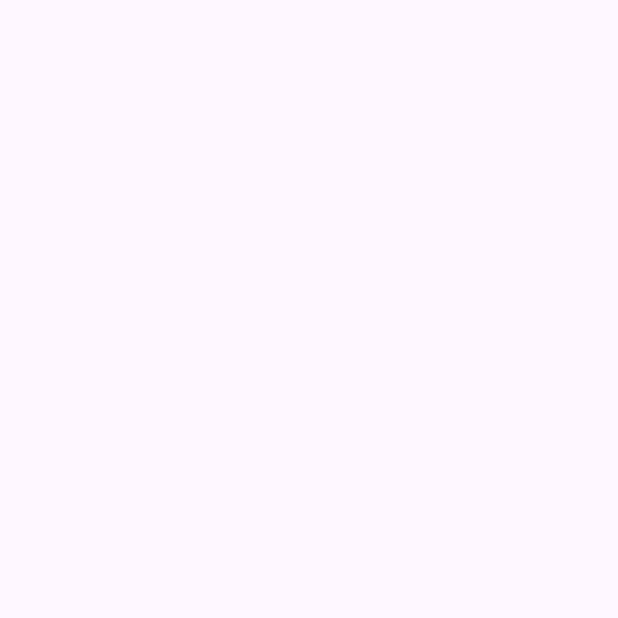
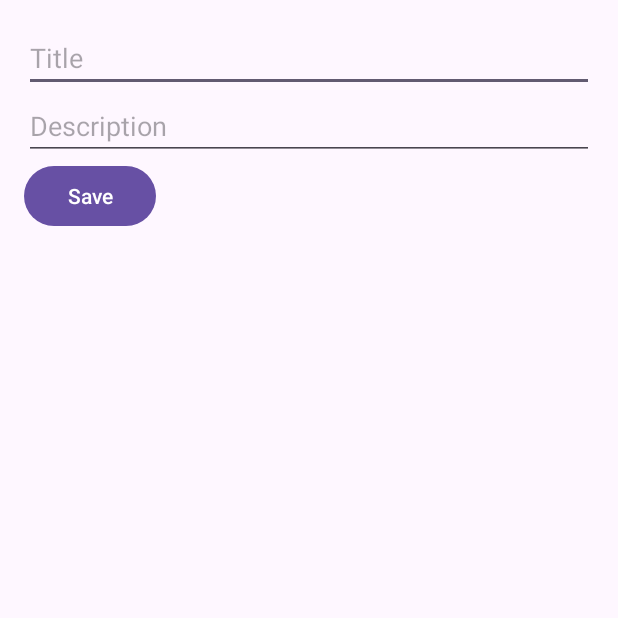
Before and after one commit to caesariodito/fullstack-todo-app, an Android app: the TodoDetailActivity screen opened directly, with no data from a screen before it, on a phone screen of 412 x 824 dp, the top half of it. Before the commit the part shown is empty. Run offline under Robolectric (Android 15) with nearby library versions, the phone set to English and light mode, and no system bars.

Commit message:
featfe): add edit function inside the detail view
PS: It is not the best practice yet

```diff
--- a/fe-todo/app/src/main/java/com/sesar/fe_todo/adapter/TodoAdapter.kt
+++ b/fe-todo/app/src/main/java/com/sesar/fe_todo/adapter/TodoAdapter.kt
@@ -10,7 +10,6 @@ import com.sesar.fe_todo.model.Todo
 import com.sesar.fe_todo.view.TodoDetailActivity
 
 class TodoAdapter(
-    private val onEdit: (Todo) -> Unit,
     private val onDelete: (Todo) -> Unit
 ) : RecyclerView.Adapter<TodoAdapter.TodoViewHolder>() {
 
@@ -45,7 +44,6 @@ class TodoAdapter(
                 context.startActivity(intent)
             }
 
-//            binding.editButton.setOnClickListener { onEdit(todo) }
             binding.deleteButton.setOnClickListener { onDelete(todo) }
         }
     }
--- a/fe-todo/app/src/main/java/com/sesar/fe_todo/network/RetrofitInstance.kt
+++ b/fe-todo/app/src/main/java/com/sesar/fe_todo/network/RetrofitInstance.kt
@@ -6,7 +6,8 @@ import retrofit2.converter.gson.GsonConverterFactory
 object RetrofitInstance {
     // Use 10.0.2.2 to refer to localhost on the host machine from the Android emulator
 //    private const val BASE_URL = "http://10.0.2.2:8080/api/"
-    private const val BASE_URL = "http://192.168.1.12:8080/api/"
+//    private const val BASE_URL = "http://192.168.1.2:8080/api/"
+    private const val BASE_URL = "http://18.205.245.195:8080/api/" // public deployed API
 
     val api: TodoApiService by lazy {
         Retrofit.Builder()
--- a/fe-todo/app/src/main/java/com/sesar/fe_todo/repository/TodoRepository.kt
+++ b/fe-todo/app/src/main/java/com/sesar/fe_todo/repository/TodoRepository.kt
@@ -27,7 +27,7 @@ class TodoRepository {
         }
     }
 
-    suspend fun createTodo(todo: Todo): Todo {
+    suspend fun createTodo(todo: Todo) : Todo {
         return try {
             api.createTodo(todo)
         } catch (e: Exception) {
@@ -36,7 +36,7 @@ class TodoRepository {
         }
     }
 
-    suspend fun updateTodo(id: Long, todo: Todo): Todo {
+    suspend fun updateTodo(id: Long, todo: Todo) : Todo {
         return try {
             api.updateTodo(id, todo)
         } catch (e: Exception) {
--- a/fe-todo/app/src/main/java/com/sesar/fe_todo/view/TodoDetailActivity.kt
+++ b/fe-todo/app/src/main/java/com/sesar/fe_todo/view/TodoDetailActivity.kt
@@ -1,39 +1,56 @@
 package com.sesar.fe_todo.view
 
-import android.os.Build
 import android.os.Bundle
+import android.widget.Button
+import android.widget.EditText
 import androidx.appcompat.app.AppCompatActivity
 import androidx.lifecycle.ViewModelProvider
-import com.sesar.fe_todo.databinding.ActivityTodoDetailBinding
+import com.sesar.fe_todo.R
 import com.sesar.fe_todo.model.Todo
-import com.sesar.fe_todo.viewmodel.TodoDetailViewModel
+import com.sesar.fe_todo.viewmodel.TodoViewModel
+import kotlinx.coroutines.runBlocking
 
 class TodoDetailActivity : AppCompatActivity() {
 
-    private lateinit var binding: ActivityTodoDetailBinding
-    private lateinit var viewModel: TodoDetailViewModel
+    private lateinit var homeViewModel: TodoViewModel
+    private lateinit var editTextTitle: EditText
+    private lateinit var editTextDescription: EditText
+    private lateinit var buttonSave: Button
+    private var todoId: Long? = null
 
     override fun onCreate(savedInstanceState: Bundle?) {
         super.onCreate(savedInstanceState)
-        binding = ActivityTodoDetailBinding.inflate(layoutInflater)
-        setContentView(binding.root)
+        setContentView(R.layout.activity_todo_detail)
 
-        viewModel = ViewModelProvider(this).get(TodoDetailViewModel::class.java)
+        editTextTitle = findViewById(R.id.editTextTitle)
+        editTextDescription = findViewById(R.id.editTextDescription)
+        buttonSave = findViewById(R.id.buttonSave)
 
-        val todoId: Long = if (Build.VERSION.SDK_INT >= Build.VERSION_CODES.TIRAMISU) {
-            intent.getLongExtra("todo_id", 0L)
-        } else {
-            @Suppress("DEPRECATION")
-            intent.getLongExtra("todo_id", 0L)
+        homeViewModel = ViewModelProvider(this)[TodoViewModel::class.java]
+
+        todoId = intent.getLongExtra("todo_id", -1)
+        if (todoId != -1L) {
+            homeViewModel.getTodoById(todoId!!).observe(this) { todo ->
+                editTextTitle.setText(todo.title)
+                editTextDescription.setText(todo.description)
+            }
         }
 
-        viewModel.fetchTodoDetail(todoId)
+        buttonSave.setOnClickListener {
+            runBlocking {
+                saveTodo()
+                finish()
+            }
+        }
+    }
 
-        viewModel.todo.observe(this, { todo ->
-            if (todo != null) {
-                binding.todoTitle.text = todo.title
-                binding.todoDescription.text = todo.description
-            }
-        })
+    private suspend fun saveTodo() {
+        val title = editTextTitle.text.toString()
+        val description = editTextDescription.text.toString()
+
+        if (todoId != null && todoId != -1L) {
+            val updatedTodo = Todo(todoId!!, title, description, "", "")
+            homeViewModel.updateTodo(updatedTodo)
+        }
     }
 }
--- a/fe-todo/app/src/main/java/com/sesar/fe_todo/viewmodel/TodoDetailViewModel.kt
+++ /dev/null
@@ -1,30 +0,0 @@
-package com.sesar.fe_todo.viewmodel
-
-import android.app.Application
-import android.util.Log
-import androidx.lifecycle.AndroidViewModel
-import androidx.lifecycle.LiveData
-import androidx.lifecycle.MutableLiveData
-import androidx.lifecycle.viewModelScope
-import com.sesar.fe_todo.model.Todo
-import com.sesar.fe_todo.repository.TodoRepository
-import kotlinx.coroutines.launch
-
-class TodoDetailViewModel(application: Application) : AndroidViewModel(application) {
-
-    private val repository = TodoRepository()
-
-    private val _todo = MutableLiveData<Todo>()
-    val todo: LiveData<Todo> get() = _todo
-
-    fun fetchTodoDetail(id: Long) {
-        viewModelScope.launch {
-            try {
-                val fetchedTodo = repository.getTodoById(id)
-                _todo.postValue(fetchedTodo)
-            } catch (e: Exception) {
-                Log.e("TodoDetailViewModel", "Error fetching todo detail", e)
-            }
-        }
-    }
-}
--- a/fe-todo/app/src/main/res/layout/activity_todo_detail.xml
+++ b/fe-todo/app/src/main/res/layout/activity_todo_detail.xml
@@ -1,32 +1,25 @@
 <?xml version="1.0" encoding="utf-8"?>
-<layout xmlns:android="http://schemas.android.com/apk/res/android"
-    xmlns:app="http://schemas.android.com/apk/res-auto"
-    xmlns:tools="http://schemas.android.com/tools">
+<LinearLayout xmlns:android="http://schemas.android.com/apk/res/android"
+    android:layout_width="match_parent"
+    android:layout_height="match_parent"
+    android:orientation="vertical"
+    android:padding="16dp">
 
-    <data>
-        <variable
-            name="viewModel"
-            type="com.sesar.fe_todo.viewmodel.TodoDetailViewModel" />
-    </data>
+    <EditText
+        android:id="@+id/editTextTitle"
+        android:layout_width="match_parent"
+        android:layout_height="wrap_content"
+        android:hint="Title" />
 
-    <LinearLayout
+    <EditText
+        android:id="@+id/editTextDescription"
         android:layout_width="match_parent"
-        android:layout_height="match_parent"
-        android:orientation="vertical"
-        android:padding="16dp"
-        tools:context=".TodoDetailActivity">
+        android:layout_height="wrap_content"
+        android:hint="Description" />
 
-        <TextView
-            android:id="@+id/todoTitle"
-            android:layout_width="wrap_content"
-            android:layout_height="wrap_content"
-            android:textSize="20sp"
-            android:textStyle="bold" />
-
-        <TextView
-            android:id="@+id/todoDescription"
-            android:layout_width="wrap_content"
-            android:layout_height="wrap_content"
-            android:layout_marginTop="8dp" />
-    </LinearLayout>
-</layout>
+    <Button
+        android:id="@+id/buttonSave"
+        android:layout_width="wrap_content"
+        android:layout_height="wrap_content"
+        android:text="Save" />
+</LinearLayout>
--- a/fe-todo/app/src/main/res/xml/network_security_config.xml
+++ b/fe-todo/app/src/main/res/xml/network_security_config.xml
@@ -1,6 +1,6 @@
 <?xml version="1.0" encoding="utf-8"?>
 <network-security-config>
     <domain-config cleartextTrafficPermitted="true">
-        <domain includeSubdomains="true">192.168.1.12</domain>
+        <domain includeSubdomains="true">18.205.245.195</domain>
     </domain-config>
 </network-security-config>
```
Also changed, not shown: fe-todo/app/src/main/java/com/sesar/fe_todo/view/MainActivity.kt (+10 -26 lines), fe-todo/app/src/main/java/com/sesar/fe_todo/viewmodel/TodoViewModel.kt (+35 -14 lines), 1 other file.
